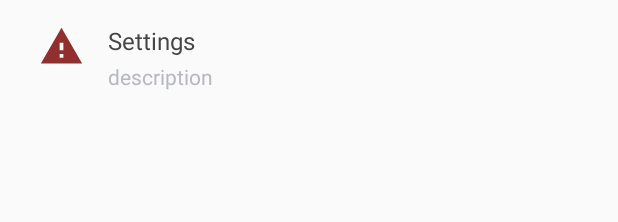
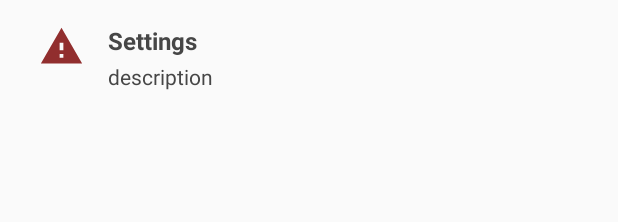
Before and after one commit to ICTrust/PObY-A, an Android app: the layout setting_item.xml on its own in the app's theme, with its tools: preview values and no code run, on a phone screen of 412 x 824 dp. Shown: the top 222 px of the screen. Run offline under Robolectric (Android 15) with nearby library versions, the phone set to English and light mode, and no system bars.

Commit message:
Update Settings fonts

```diff
--- a/app/src/main/res/layout/fragment_settings_scan.xml
+++ b/app/src/main/res/layout/fragment_settings_scan.xml
@@ -13,7 +13,6 @@
         android:layout_width="match_parent"
         android:layout_height="match_parent"
         android:orientation="vertical"
-        android:background="@color/demo_light_transparent"
         android:nestedScrollingEnabled="true">
         <ProgressBar
             android:id="@+id/loading_spinner_settings"
@@ -24,7 +23,7 @@
             android:layout_gravity="center" />
 
         <androidx.recyclerview.widget.RecyclerView
-        android:id="@+id/recyclerView"
+        android:id="@+id/recyclerViewSettings"
         android:layout_width="match_parent"
         android:layout_height="match_parent"
         android:clickable="true" />
--- a/app/src/main/res/layout/setting_item.xml
+++ b/app/src/main/res/layout/setting_item.xml
@@ -13,28 +13,26 @@
         android:layout_centerVertical="false"/>
 
 
-
-
-
     <TextView
         android:id="@+id/setting_desc_tv"
         android:layout_width="match_parent"
         android:layout_height="wrap_content"
+        android:layout_alignParentTop="true"
+        android:layout_marginStart="16dp"
+        android:layout_marginTop="0dp"
+        android:layout_marginEnd="12dp"
+        android:layout_toEndOf="@+id/type"
+
         android:text="Settings"
         android:textColor="@color/mainTextColor"
         android:textSize="16sp"
-        android:layout_toEndOf="@+id/type"
-        android:layout_marginStart="16dp"
-
-        android:layout_marginEnd="12dp"
-        android:layout_alignParentTop="true"
-        android:layout_marginTop="0dp"/>
+        android:textStyle="bold" />
 
     <TextView
         android:id="@+id/setting_key_tv"
         android:layout_width="match_parent"
         android:layout_height="wrap_content"
-        android:textColor="@color/subTextColor"
+        android:textColor="@color/mainTextColor"
         android:textSize="14sp"
         android:text="description"
         android:layout_marginTop="3dp"
```
